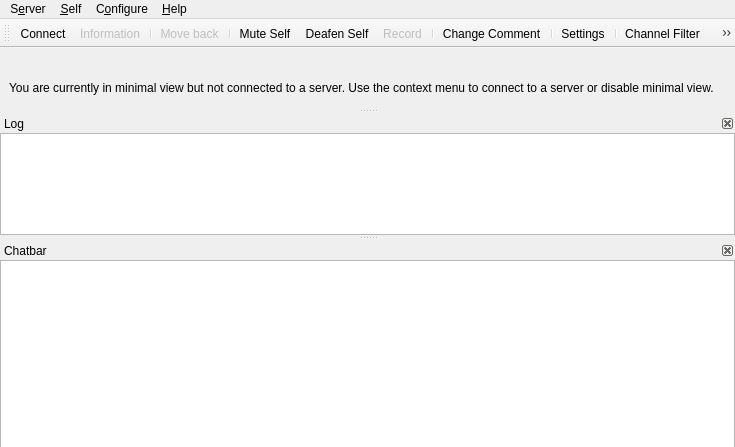
The window that src/mumble/MainWindow.ui (mumble-voip/mumble) describes before a commit, drawn with Qt 5.
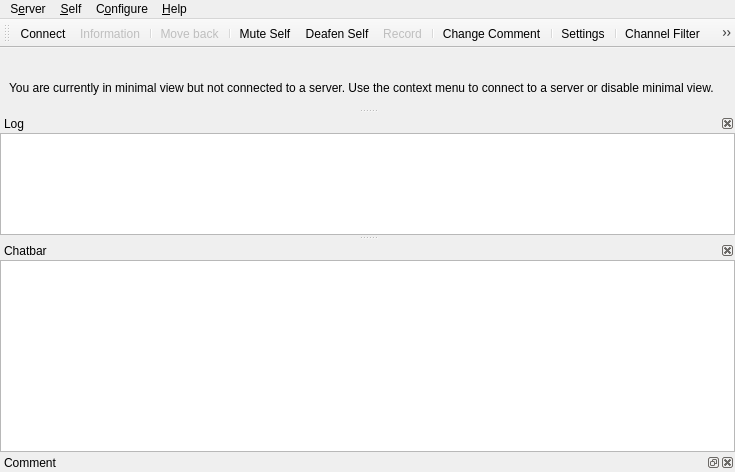
The same window after the commit. Icons and pictures are not drawn. Custom widgets are drawn as their Qt base class.

Commit message:
FEAT(ui): [WIP] Channel/User description dock
* Added a ImageWidget for showing a resizable image which keeps its aspect ratio
* Changed user comment to be observable using signals
* Added user/channel description dock
* Add widgets to be translatable

Diff of the .ui file:
```diff
--- a/src/mumble/MainWindow.ui
+++ b/src/mumble/MainWindow.ui
@@ -245,6 +245,14 @@
     </layout>
    </widget>
   </widget>
+  <widget class="CommentViewWidget" name="qdwCommentView">
+   <property name="windowTitle">
+    <string>Comment</string>
+   </property>
+   <attribute name="dockWidgetArea">
+    <number>1</number>
+   </attribute>
+  </widget>
   <action name="qaQuit">
    <property name="text">
     <string>&amp;Quit Mumble</string>
@@ -1086,6 +1094,12 @@
    <extends>QTextBrowser</extends>
    <header>CustomElements.h</header>
   </customwidget>
+  <customwidget>
+   <class>CommentViewWidget</class>
+   <extends>QDockWidget</extends>
+   <header>CommentViewWidget.h</header>
+   <container>1</container>
+  </customwidget>
  </customwidgets>
  <resources/>
  <connections/>
```
The commit also changes 24 other files.
